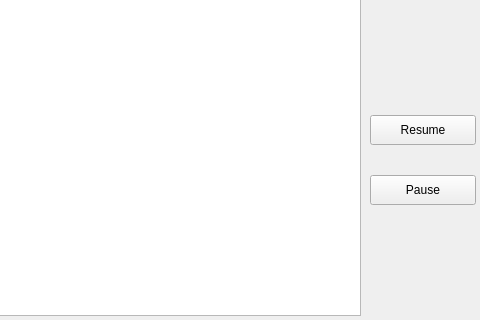
Above: Game/mainwindow.ui from saurtm12/Invasion-Of-Pokemon before the change; both pictures show x 320 to 800 and y 185 to 505 of the 800 by 600 pixel window. Below: the same form after it.
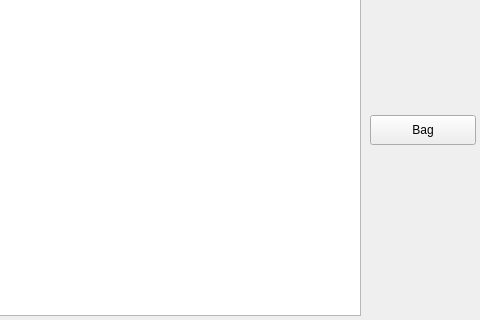
That is the form after the change.

```diff
--- a/Game/mainwindow.ui
+++ b/Game/mainwindow.ui
@@ -47,20 +47,7 @@
      </rect>
     </property>
     <property name="text">
-     <string>Resume</string>
-    </property>
-   </widget>
-   <widget class="QPushButton" name="pauseBtn">
-    <property name="geometry">
-     <rect>
-      <x>690</x>
-      <y>360</y>
-      <width>106</width>
-      <height>30</height>
-     </rect>
-    </property>
-    <property name="text">
-     <string>Pause</string>
+     <string>Bag</string>
     </property>
    </widget>
   </widget>
```
Left out of the diff: 2 changed lines with no effect on the pictures.
